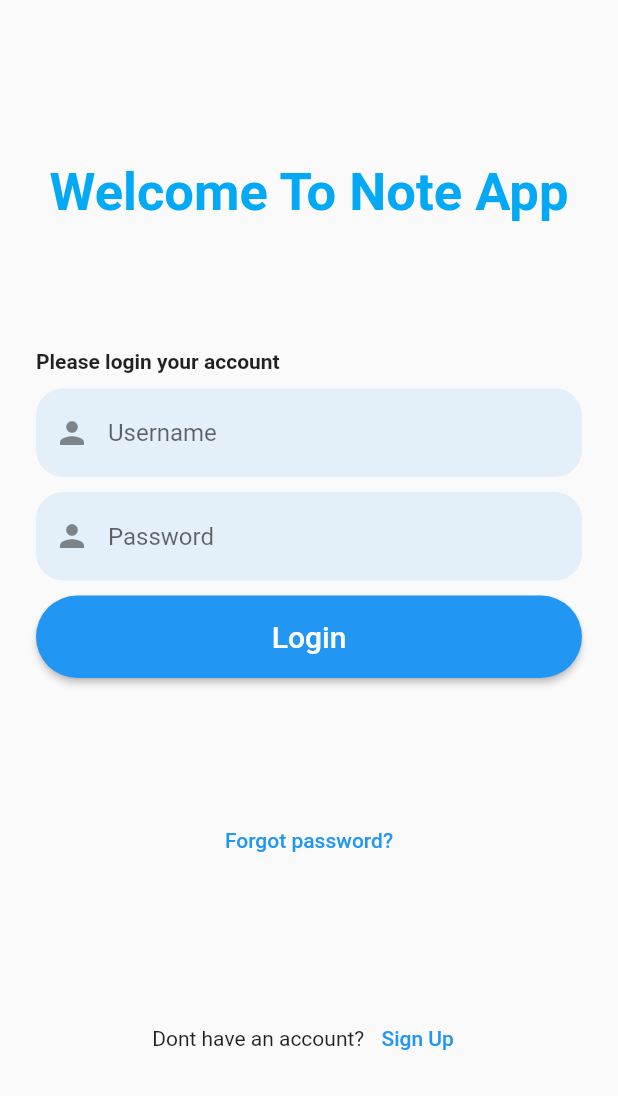
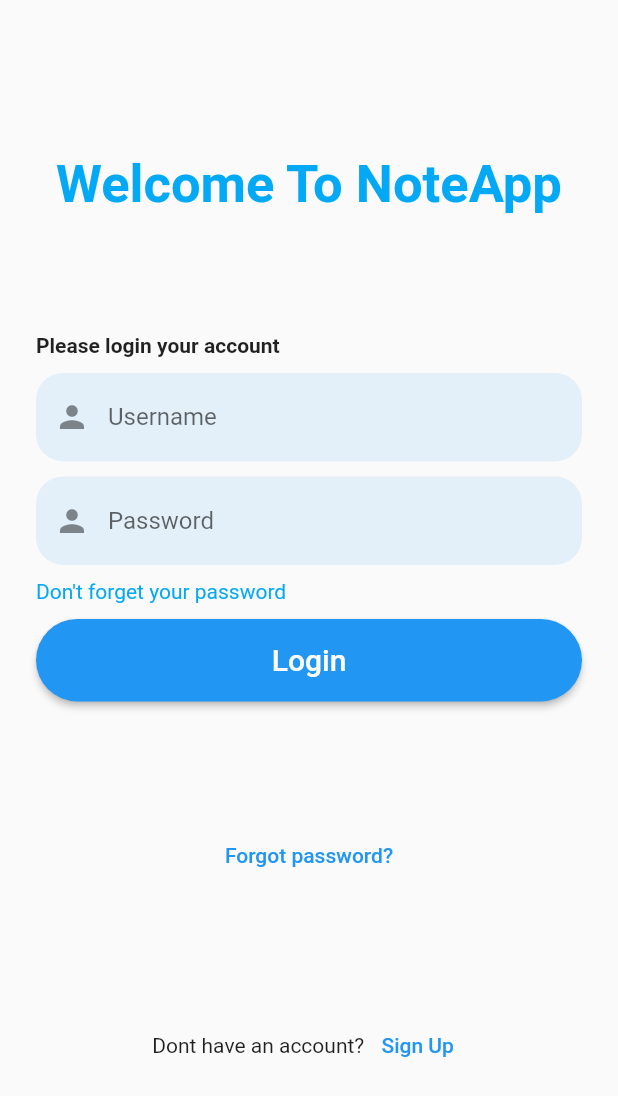
Before and after one commit to shinoasada1907/note_app, a Flutter app: the screen it shows after launch, on a phone screen of 412 x 824 dp. Shown: the top 1096 px of the screen. Run offline on Flutter 3.47's test engine with Material 2 defaults, Android fonts, the phone set to English and light mode, and no system bars; our stand-ins replace cloud_firestore, firebase_auth, firebase_core, google_fonts; accounts and stored records are empty.

Commit message:
uddate cuối tháng 6 lần 2

```diff
--- a/lib/main.dart
+++ b/lib/main.dart
@@ -16,7 +16,38 @@ class MyApp extends StatelessWidget {
   Widget build(BuildContext context) {
     return const MaterialApp(
       debugShowCheckedModeBanner: false,
-      home: LoginPage(),
+      home: HomePage(),
     );
   }
 }
+
+class HomePage extends StatefulWidget {
+  const HomePage({Key? key}) : super(key: key);
+
+  @override
+  State<HomePage> createState() => _HomePageState();
+}
+
+class _HomePageState extends State<HomePage> {
+  Future<FirebaseApp> _initializeFirebase() async {
+    FirebaseApp firebase = await Firebase.initializeApp();
+    return firebase;
+  }
+
+  @override
+  Widget build(BuildContext context) {
+    return Scaffold(
+      body: FutureBuilder(
+        future: _initializeFirebase(),
+        builder: (context, snapshot) {
+          if (snapshot.connectionState == ConnectionState.done) {
+            return const LoginPage();
+          }
+          return const Center(
+            child: CircularProgressIndicator(),
+          );
+        },
+      ),
+    );
+  }
+}
--- a/lib/screens/home_screen.dart
+++ b/lib/screens/home_screen.dart
@@ -1,4 +1,5 @@
 import 'package:cloud_firestore/cloud_firestore.dart';
+import 'package:firebase_auth/firebase_auth.dart';
 import 'package:flutter/material.dart';
 import 'package:google_fonts/google_fonts.dart';
 import 'package:notes_app/screens/note-reader.dart';
@@ -156,6 +157,7 @@ class _HomeScreenState extends State<HomeScreen> {
       case 1:
         break;
       case 2:
+        FirebaseAuth.instance.signOut();
         Navigator.pop(context);
         break;
     }
--- a/lib/screens/login.dart
+++ b/lib/screens/login.dart
@@ -1,4 +1,5 @@
 import 'package:cloud_firestore/cloud_firestore.dart';
+import 'package:firebase_auth/firebase_auth.dart';
 import 'package:flutter/material.dart';
 import 'package:notes_app/screens/forgotpassword.dart';
 import 'package:notes_app/screens/home_screen.dart';
@@ -16,24 +17,22 @@ class _LoginPageState extends State<LoginPage> {
   TextEditingController _usernameController = TextEditingController();
   TextEditingController _passwordController = TextEditingController();
 
-  void login() {
-    FirebaseFirestore.instance
-        .collection("User")
-        .where("username", isEqualTo: _usernameController.text)
-        .where("password", isEqualTo: _passwordController.text)
-        .get()
-        .then(
-          (value) => {
-            print(_usernameController.text),
-            print(_passwordController.text),
-            Navigator.push(
-              context,
-              MaterialPageRoute(
-                builder: (context) => HomeScreen(),
-              ),
-            ),
-          },
-        );
+  Future<User?> loginUsingEmailPasswrd(
+      {required String email,
+      required String password,
+      required BuildContext context}) async {
+    FirebaseAuth auth = FirebaseAuth.instance;
+    User? user;
+    try {
+      UserCredential userCredential = await auth.signInWithEmailAndPassword(
+          email: email, password: password);
+      user = userCredential.user;
+    } on FirebaseAuthException catch (e) {
+      if (e.code == 'user-not-found') {
+        print('No User found for that email');
+      }
+    }
+    return user;
   }
 
   @override
@@ -60,7 +59,7 @@ class _LoginPageState extends State<LoginPage> {
     return Column(
       children: const [
         Text(
-          "Welcome To Note App",
+          "Welcome To NoteApp",
           style: TextStyle(
               fontSize: 35,
               fontWeight: FontWeight.bold,
@@ -106,10 +105,30 @@ class _LoginPageState extends State<LoginPage> {
           ),
           obscureText: true,
         ),
+        const SizedBox(
+          height: 10,
+        ),
+        const Text(
+          "Don't forget your password",
+          style: TextStyle(
+            color: Colors.lightBlue,
+          ),
+        ),
         const SizedBox(height: 10),
         ElevatedButton(
-          onPressed: () {
-            login();
+          onPressed: () async {
+            User? user = await loginUsingEmailPasswrd(
+                email: _usernameController.text,
+                password: _passwordController.text,
+                context: context);
+            if (user != null) {
+              Navigator.push(
+                context,
+                MaterialPageRoute(
+                  builder: (context) => const HomeScreen(),
+                ),
+              );
+            }
           },
           child: const Text(
             "Login",
--- a/pubspec.yaml
+++ b/pubspec.yaml
@@ -40,6 +40,7 @@ dependencies:
   intl: ^0.17.0
   firebase_auth: ^3.3.19
   firebase_auth_web: ^3.3.16
+  fluttertoast: ^8.0.9
 
 dev_dependencies:
   flutter_test:
```
Also changed, not shown: pubspec.lock.
